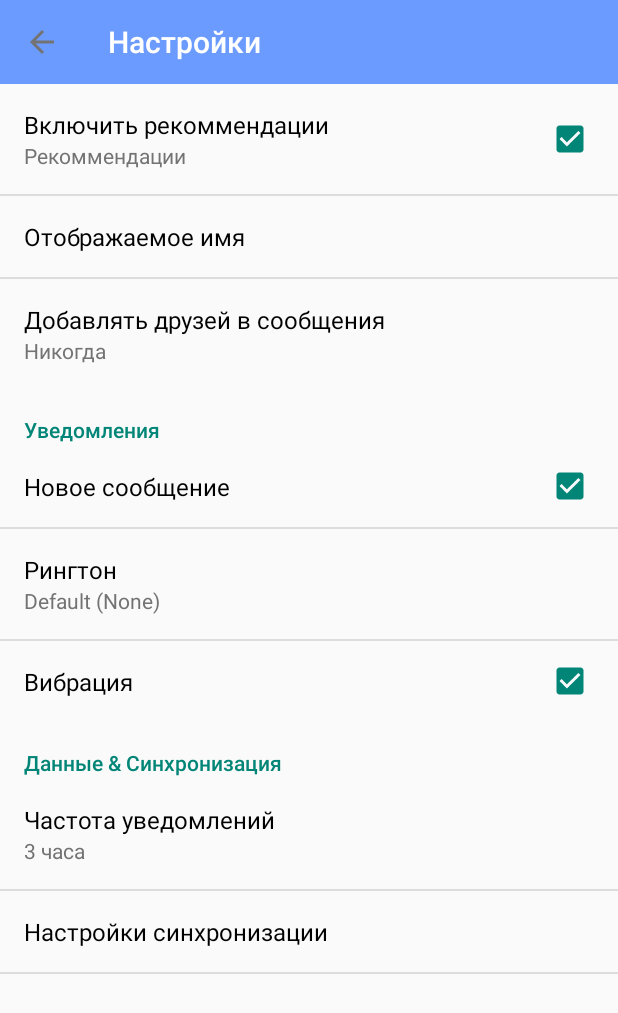
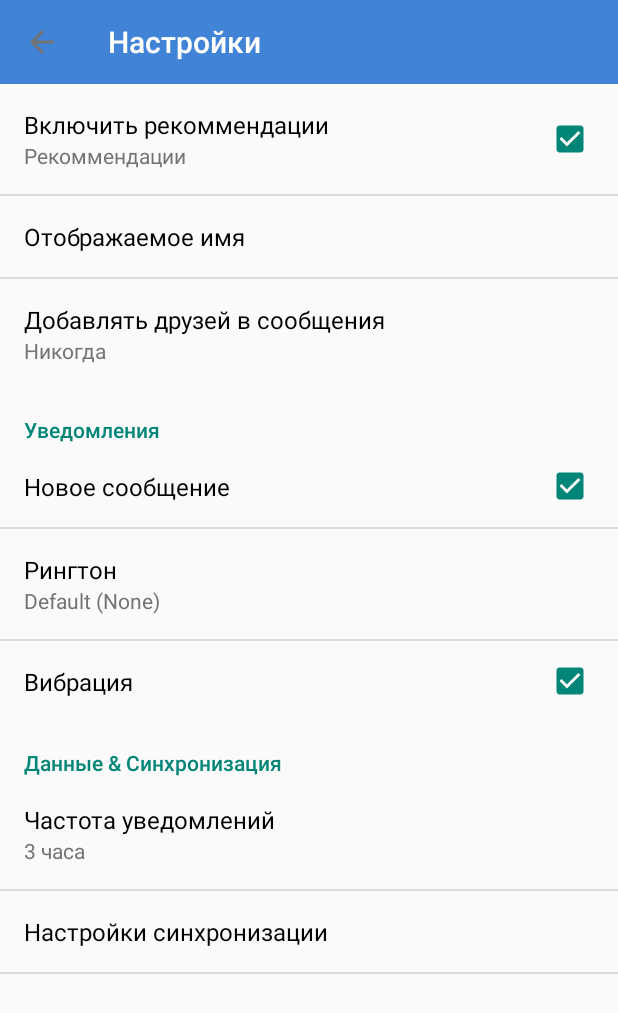
Before and after one commit to PIBODIBU/NAU_Guide, an Android app: the SettingsActivity screen opened directly, with no data from a screen before it, on a phone screen of 412 x 824 dp. Shown: the top 1013 px of the screen. Run offline under Robolectric (Android 15) with nearby library versions, the light colour scheme and no system bars.

Commit message:
New ic_launcher

```diff
--- a/app/src/main/res/values/colors.xml
+++ b/app/src/main/res/values/colors.xml
@@ -5,7 +5,7 @@
     <color name="material_drawer_primary_text">@color/grey</color>
     <color name="grey">#ff737373</color>
     <color name="white">#ffffff</color>
-    <color name="main_blue">#6c9bff</color>
+    <color name="main_blue">#4183D7</color>
     <color name="black">#000000</color>
     <color name="tsyan">#18E3FF</color>
 
```
Also changed, not shown: app/src/main/java/ua/nau/edu/NAU_Guide/MapsActivity.java (+4 -3 lines), app/src/main/res/drawable-hdpi/ic_launcher.png, app/src/main/res/drawable-mdpi/ic_launcher.png, app/src/main/res/drawable-xhdpi/ic_launcher.png, app/src/main/res/drawable-xxhdpi/ic_launcher.png.
